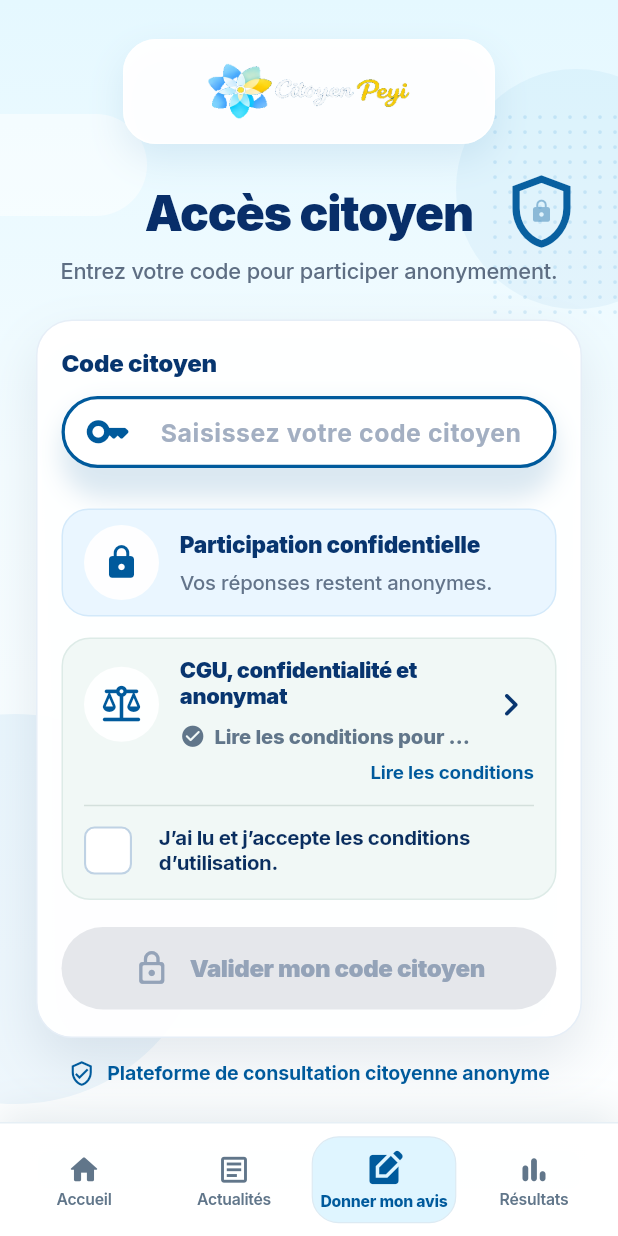
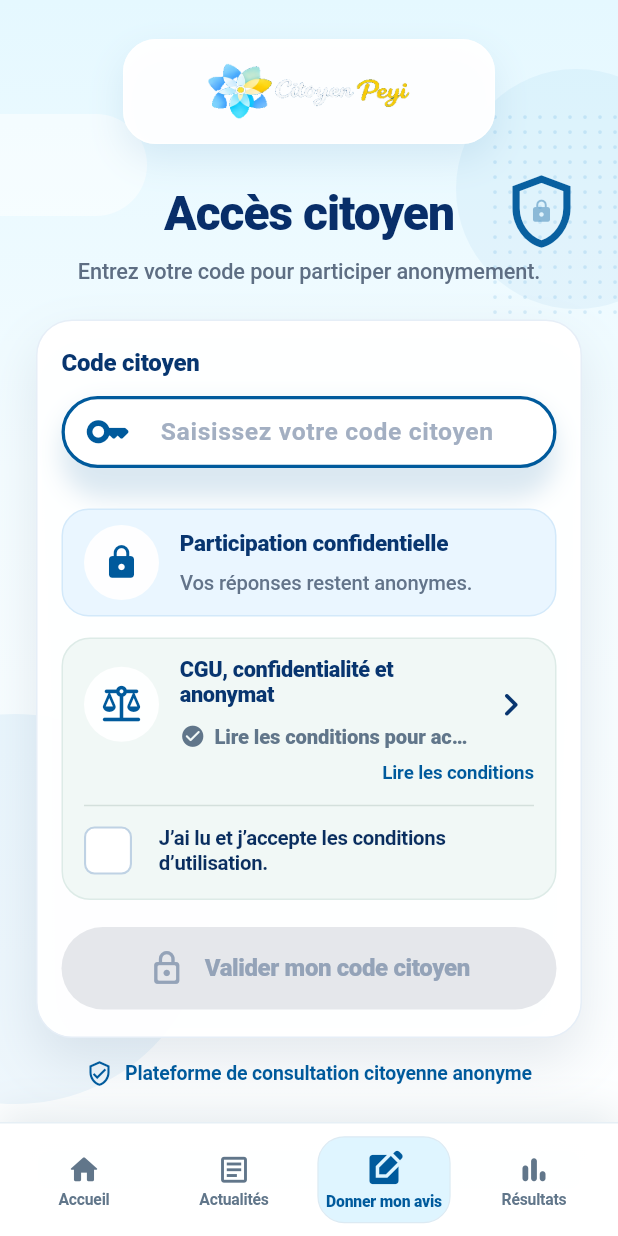
Before and after one commit to stef25fwi/citoyen-peyi, a Flutter app: the screen it shows after launch, after a tap on "Je participe", on a phone screen of 412 x 824 dp. Run offline on Flutter 3.47's test engine with Material 3 defaults, Android fonts, the phone set to English and light mode, and no system bars; our stand-ins replace cloud_firestore, firebase_auth, firebase_core, firebase_messaging, fl_chart, flutter_svg and 3 more; missing offline and left inert: dart:html, firebase_app_check; accounts and stored records are empty.

```diff
--- a/flutter_app/lib/main.dart
+++ b/flutter_app/lib/main.dart
@@ -3,7 +3,6 @@ import 'dart:async';
 import 'package:flutter/foundation.dart';
 import 'package:flutter/material.dart';
 import 'package:flutter/services.dart';
-import 'package:google_fonts/google_fonts.dart';
 
 import 'app.dart';
 import 'services/auth_session_store.dart';
@@ -26,16 +25,8 @@ Future<void> main() async {
       ),
     );
 
-    // google_fonts recupere ses polices (Plus Jakarta Sans, Inter) a
-    // l'execution depuis fonts.gstatic.com. Sur un reseau lent/instable ou
-    // bloque, Flutter Web/CanvasKit peut laisser le texte invisible
-    // indefiniment en attendant ce fichier (bug connu du renderer), alors que
-    // les formes/couleurs environnantes s'affichent normalement — d'ou des
-    // ecrans "bandeau colore sans aucun texte". On desactive le
-    // telechargement a l'execution : le theme retombe alors sur la police
-    // systeme (texte toujours visible, typographie legerement differente)
-    // au lieu de rester invisible en cas d'echec reseau.
-    GoogleFonts.config.allowRuntimeFetching = false;
+    // La typographie utilise la pile native de la plateforme : aucun
+    // téléchargement de police ne peut bloquer l'affichage.
 
     FlutterError.onError = (FlutterErrorDetails details) {
       FlutterError.presentError(details);
--- a/flutter_app/lib/pages/access_citizen_page.dart
+++ b/flutter_app/lib/pages/access_citizen_page.dart
@@ -2,7 +2,6 @@ import 'dart:async';
 
 import 'package:flutter/material.dart';
 import 'package:flutter/services.dart';
-import 'package:google_fonts/google_fonts.dart';
 import 'package:shared_preferences/shared_preferences.dart';
 
 import '../services/citizen_commune_store.dart';
@@ -448,7 +447,7 @@ class _AccessHeroHeader extends StatelessWidget {
         Text(
           'Accès citoyen',
           textAlign: TextAlign.center,
-          style: GoogleFonts.inter(
+          style: TextStyle(
             color: const Color(0xFF082E69),
             fontSize: 32,
             fontWeight: FontWeight.w900,
@@ -460,7 +459,7 @@ class _AccessHeroHeader extends StatelessWidget {
         Text(
           'Entrez votre code pour participer anonymement.',
           textAlign: TextAlign.center,
-          style: GoogleFonts.inter(
+          style: TextStyle(
             color: const Color(0xFF5E6E83),
             fontSize: 14.5,
             fontWeight: FontWeight.w500,
@@ -557,7 +556,7 @@ class _AccessFormCard extends StatelessWidget {
         children: [
           Text(
             'Code citoyen',
-            style: GoogleFonts.inter(
+            style: TextStyle(
               color: const Color(0xFF07356F),
               fontSize: 16,
               fontWeight: FontWeight.w900,
@@ -584,7 +583,7 @@ class _AccessFormCard extends StatelessWidget {
             const SizedBox(height: 12),
             Text(
               errorMessage!,
-              style: GoogleFonts.inter(
+              style: TextStyle(
                 color: const Color(0xFFB42318),
                 fontWeight: FontWeight.w700,
                 fontSize: 13,
@@ -644,7 +643,7 @@ class _CodeCitizenField extends StatelessWidget {
         autocorrect: false,
         enableSuggestions: false,
         textAlignVertical: TextAlignVertical.center,
-        style: GoogleFonts.inter(
+        style: TextStyle(
           color: const Color(0xFF0B2D5C),
           fontWeight: FontWeight.w800,
           fontSize: 17,
@@ -652,7 +651,7 @@ class _CodeCitizenField extends StatelessWidget {
         ),
         decoration: InputDecoration(
           hintText: 'Saisissez votre code citoyen',
-          hintStyle: GoogleFonts.inter(
+          hintStyle: TextStyle(
             color: const Color(0xFFA3AFC2),
             fontWeight: FontWeight.w700,
             fontSize: 16.5,
@@ -715,7 +714,7 @@ class _ConfidentialityBox extends StatelessWidget {
                   'Participation confidentielle',
                   maxLines: 1,
                   overflow: TextOverflow.ellipsis,
-                  style: GoogleFonts.inter(
+                  style: TextStyle(
                     color: const Color(0xFF08356F),
                     fontWeight: FontWeight.w900,
                     fontSize: 15,
@@ -727,7 +726,7 @@ class _ConfidentialityBox extends StatelessWidget {
                   'Vos réponses restent anonymes.',
                   maxLines: 1,
                   overflow: TextOverflow.ellipsis,
-                  style: GoogleFonts.inter(
+                  style: TextStyle(
                     color: const Color(0xFF63748A),
                     fontSize: 13.5,
                     fontWeight: FontWeight.w500,
@@ -807,7 +806,7 @@ class _LegalTermsConsentPanel extends StatelessWidget {
                         'CGU, confidentialité et anonymat',
                         maxLines: 2,
                         overflow: TextOverflow.ellipsis,
-                        style: GoogleFonts.inter(
+                        style: TextStyle(
                           color: const Color(0xFF08356F),
                           fontWeight: FontWeight.w900,
                           fontSize: 14.5,
@@ -829,7 +828,7 @@ class _LegalTermsConsentPanel extends StatelessWidget {
                               readLabel,
                               maxLines: 1,
                               overflow: TextOverflow.ellipsis,
-                              style: GoogleFonts.inter(
+                              style: TextStyle(
                                 color: readColor,
                                 fontWeight: FontWeight.w800,
                                 fontSize: 13.5,
@@ -863,7 +862,7 @@ class _LegalTermsConsentPanel extends StatelessWidget {
               onPressed: () => _openLegalPage(context),
               child: Text(
                 'Lire les conditions',
-                style: GoogleFonts.inter(
+                style: TextStyle(
                   color: cpBlueDark,
                   fontWeight: FontWeight.w700,
                   fontSize: 12.5,
@@ -947,7 +946,7 @@ class _TermsAcceptanceRow extends StatelessWidget {
                   'J’ai lu et j’accepte les conditions d’utilisation.',
                   maxLines: 2,
                   overflow: TextOverflow.ellipsis,
-                  style: GoogleFonts.inter(
+                  style: TextStyle(
                     color: const Color(0xFF0A2E5F),
                     fontWeight: FontWeight.w700,
                     fontSize: 13.6,
@@ -1037,7 +1036,7 @@ class _SubmitButton extends StatelessWidget {
                   child: Text(
                     'Valider mon code citoyen',
                     overflow: TextOverflow.ellipsis,
-                    style: GoogleFonts.inter(
+                    style: TextStyle(
                       color: enabled ? cpBlueDark : const Color(0xFF94A3B8),
                       fontWeight: FontWeight.w900,
                       fontSize: 16,
@@ -1068,7 +1067,7 @@ class _FooterNote extends StatelessWidget {
           child: Text(
             'Plateforme de consultation citoyenne anonyme',
             textAlign: TextAlign.center,
-            style: GoogleFonts.inter(
+            style: TextStyle(
               color: cpBlueDark,
               fontWeight: FontWeight.w700,
               fontSize: 13,
--- a/flutter_app/lib/pages/home_page.dart
+++ b/flutter_app/lib/pages/home_page.dart
@@ -2,7 +2,6 @@ import 'dart:ui';
 
 import 'package:flutter/material.dart';
 import 'package:flutter/services.dart';
-import 'package:google_fonts/google_fonts.dart';
 
 import '../theme/citoyen_theme.dart';
 import '../widgets/primary_participate_button.dart';
@@ -333,7 +332,7 @@ class _MergedLogoStatementCard extends StatelessWidget {
                 Text.rich(
                   textAlign: TextAlign.center,
                   TextSpan(
-                    style: GoogleFonts.inter(
+                    style: TextStyle(
                       height: 1.08,
                       fontWeight: FontWeight.w800,
                       color: Colors.white,
@@ -344,7 +343,7 @@ class _MergedLogoStatementCard extends StatelessWidget {
                       const TextSpan(text: 'Votre collectivité place\n'),
                       TextSpan(
                         text: 'votre parole\n',
-                        style: GoogleFonts.inter(
+                        style: TextStyle(
                           color: cpYellow,
                           fontSize: highlightFont,
                           fontWeight: FontWeight.w900,
@@ -441,7 +440,7 @@ class _ParticipationCard extends StatelessWidget {
           Text(
             'EXPRIMEZ VOUS',
             textAlign: TextAlign.center,
-            style: GoogleFonts.inter(
+            style: TextStyle(
               color: cpBlueDark,
               fontSize: compact ? 18 : 25,
               fontWeight: FontWeight.w900,
@@ -453,7 +452,7 @@ class _ParticipationCard extends StatelessWidget {
           Text(
             'et CONTRIBUEZ.',
             textAlign: TextAlign.center,
-            style: GoogleFonts.inter(
+            style: TextStyle(
               color: cpBlueDark,
               fontSize: compact ? 17 : 23,
               fontWeight: FontWeight.w900,
@@ -502,7 +501,7 @@ class _ConfidentialityLine extends StatelessWidget {
               child: Text(
                 'Plateforme de consultation citoyenne anonyme',
                 textAlign: TextAlign.center,
-                style: GoogleFonts.inter(
+                style: TextStyle(
                   color: cpBlueDark,
                   fontSize: compact ? 15 : 17,
                   fontWeight: FontWeight.w800,
@@ -515,7 +514,7 @@ class _ConfidentialityLine extends StatelessWidget {
         Text(
           'Partagez vos avis en toute confidentialité',
           textAlign: TextAlign.center,
-          style: GoogleFonts.inter(
+          style: TextStyle(
             color: cpTextMuted,
             fontSize: compact ? 13 : 14,
             fontWeight: FontWeight.w500,
@@ -581,7 +580,7 @@ class _AdministrationAccess extends StatelessWidget {
               Text(
                 'Accès administration',
                 textAlign: TextAlign.center,
-                style: GoogleFonts.inter(
+                style: TextStyle(
                   color: cpWhite,
                   fontSize: compact ? 12 : 14,
                   fontWeight: FontWeight.w700,
@@ -591,7 +590,7 @@ class _AdministrationAccess extends StatelessWidget {
               Text(
                 'Espace réservé aux administrateurs',
                 textAlign: TextAlign.center,
-                style: GoogleFonts.inter(
+                style: TextStyle(
                   color: Colors.white.withValues(alpha: 0.74),
                   fontSize: compact ? 10.5 : 12,
                   fontWeight: FontWeight.w500,
@@ -666,7 +665,7 @@ class _AdminChoice extends StatelessWidget {
         minTileHeight: 54,
         leading: Icon(icon, color: cpBlueDark),
         title:
-            Text(label, style: GoogleFonts.inter(fontWeight: FontWeight.w600)),
+            Text(label, style: TextStyle(fontWeight: FontWeight.w600)),
         trailing: const Icon(Icons.chevron_right_rounded),
         onTap: () {
           Navigator.of(context).pop();
--- a/flutter_app/lib/theme/app_theme.dart
+++ b/flutter_app/lib/theme/app_theme.dart
@@ -1,6 +1,6 @@
+import 'package:flutter/foundation.dart';
 import 'package:flutter/material.dart';
 import 'package:flutter/services.dart';
-import 'package:google_fonts/google_fonts.dart';
 
 import 'citizen_design_tokens.dart';
 
@@ -30,7 +30,9 @@ class AppTheme {
       onSurface: CitizenDesignTokens.textDark,
     );
 
-    final base = GoogleFonts.interTextTheme();
+    final base = Typography.material2021(
+      platform: defaultTargetPlatform,
+    ).black;
     final textTheme = base.copyWith(
       displayLarge: base.displayLarge?.copyWith(
         fontSize: 54,
--- a/flutter_app/lib/widgets/primary_participate_button.dart
+++ b/flutter_app/lib/widgets/primary_participate_button.dart
@@ -1,5 +1,4 @@
 import 'package:flutter/material.dart';
-import 'package:google_fonts/google_fonts.dart';
 
 import '../pages/access_citizen_page.dart';
 import '../theme/citoyen_theme.dart';
@@ -68,7 +67,7 @@ class PrimaryParticipateButton extends StatelessWidget {
                   Center(
                     child: Text(
                       'Je participe',
-                      style: GoogleFonts.inter(
+                      style: TextStyle(
                         color: cpBlueDark,
                         fontSize: textSize,
                         fontWeight: FontWeight.w900,
--- a/flutter_app/pubspec.yaml
+++ b/flutter_app/pubspec.yaml
@@ -18,7 +18,6 @@ dependencies:
   firebase_core: ^3.8.0
   fl_chart: ^0.69.0
   flutter_svg: ^2.0.0
-  google_fonts: ^6.2.1
   http: ^1.2.2
   qr_flutter: ^4.1.0
   shared_preferences: ^2.3.2
```
Also changed, not shown: 2 other files.
